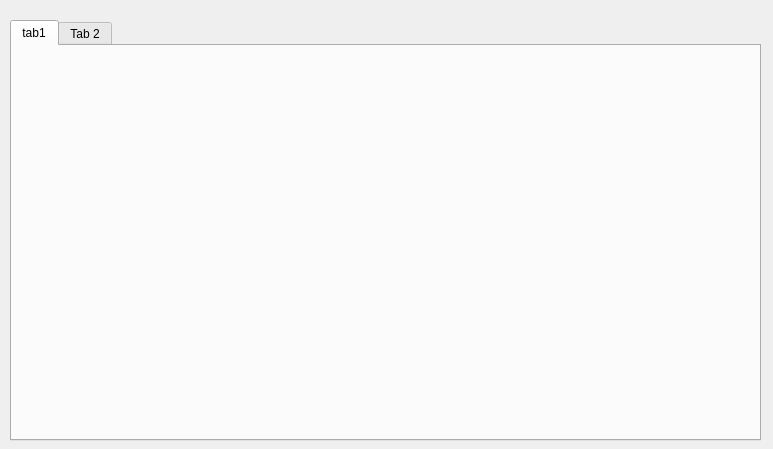
The window that widget.ui (david715432279/ArmIk) describes before a commit, drawn with Qt 5.
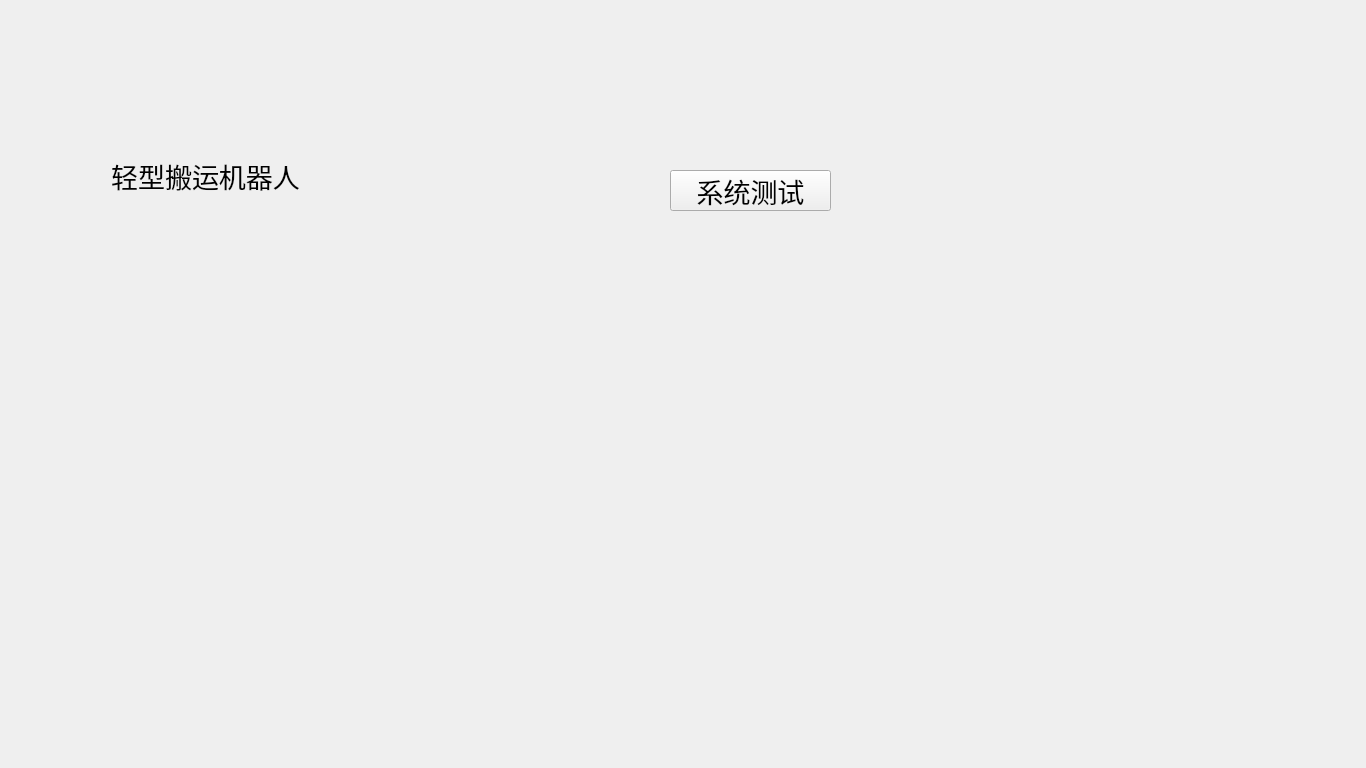
The same window after the commit.

Patch:
```diff
--- a/widget.ui
+++ b/widget.ui
@@ -6,35 +6,74 @@
    <rect>
     <x>0</x>
     <y>0</y>
-    <width>773</width>
-    <height>449</height>
+    <width>1366</width>
+    <height>768</height>
    </rect>
   </property>
+  <property name="sizePolicy">
+   <sizepolicy hsizetype="Preferred" vsizetype="Preferred">
+    <horstretch>0</horstretch>
+    <verstretch>0</verstretch>
+   </sizepolicy>
+  </property>
+  <property name="font">
+   <font>
+    <family>WenQuanYi Micro Hei Mono</family>
+   </font>
+  </property>
   <property name="windowTitle">
    <string>Widget</string>
   </property>
-  <widget class="QTabWidget" name="tabWidget">
+  <property name="locale">
+   <locale language="Chinese" country="China"/>
+  </property>
+  <widget class="QLabel" name="label">
    <property name="geometry">
     <rect>
-     <x>10</x>
-     <y>20</y>
-     <width>751</width>
-     <height>421</height>
+     <x>90</x>
+     <y>140</y>
+     <width>231</width>
+     <height>71</height>
     </rect>
    </property>
-   <property name="currentIndex">
+   <property name="font">
+    <font>
+     <pointsize>20</pointsize>
+    </font>
+   </property>
+   <property name="text">
+    <string>轻型搬运机器人</string>
+   </property>
+   <property name="textFormat">
+    <enum>Qt::AutoText</enum>
+   </property>
+   <property name="alignment">
+    <set>Qt::AlignCenter</set>
+   </property>
+   <property name="margin">
     <number>0</number>
    </property>
-   <widget class="QWidget" name="tab">
-    <attribute name="title">
-     <string>tab1</string>
-    </attribute>
-   </widget>
-   <widget class="QWidget" name="tab_2">
-    <attribute name="title">
-     <string>Tab 2</string>
-    </attribute>
-   </widget>
+   <property name="indent">
+    <number>-1</number>
+   </property>
+  </widget>
+  <widget class="QPushButton" name="SysTestButton">
+   <property name="geometry">
+    <rect>
+     <x>670</x>
+     <y>170</y>
+     <width>161</width>
+     <height>41</height>
+    </rect>
+   </property>
+   <property name="font">
+    <font>
+     <pointsize>20</pointsize>
+    </font>
+   </property>
+   <property name="text">
+    <string>系统测试</string>
+   </property>
   </widget>
  </widget>
  <layoutdefault spacing="6" margin="11"/>
```
